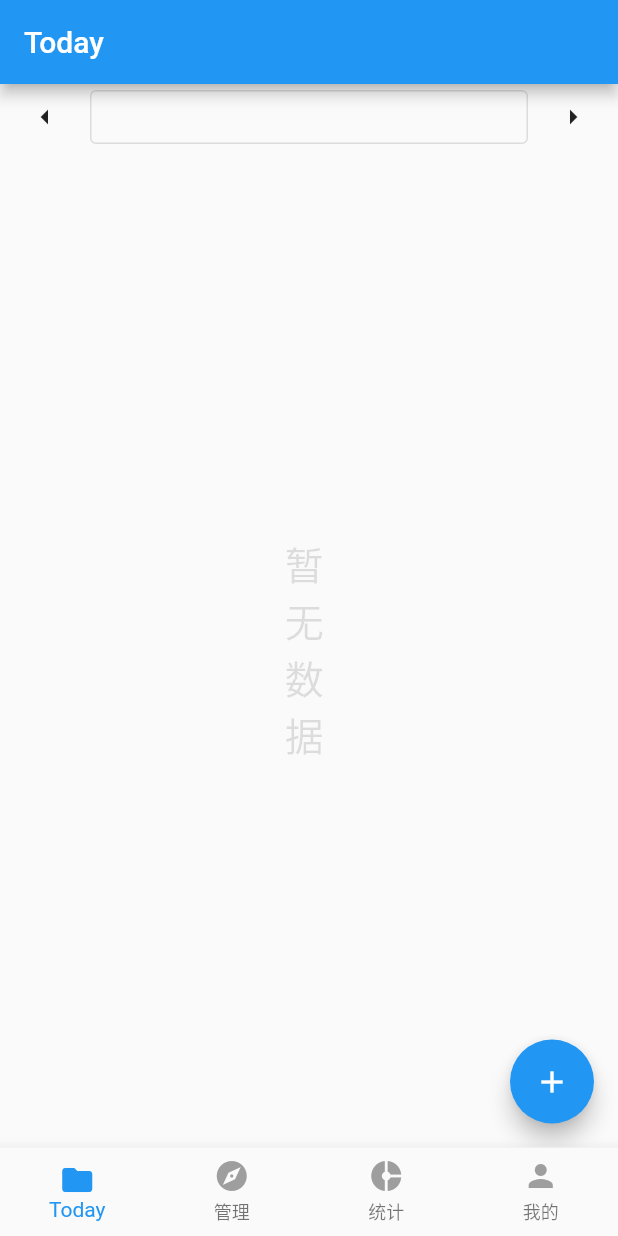
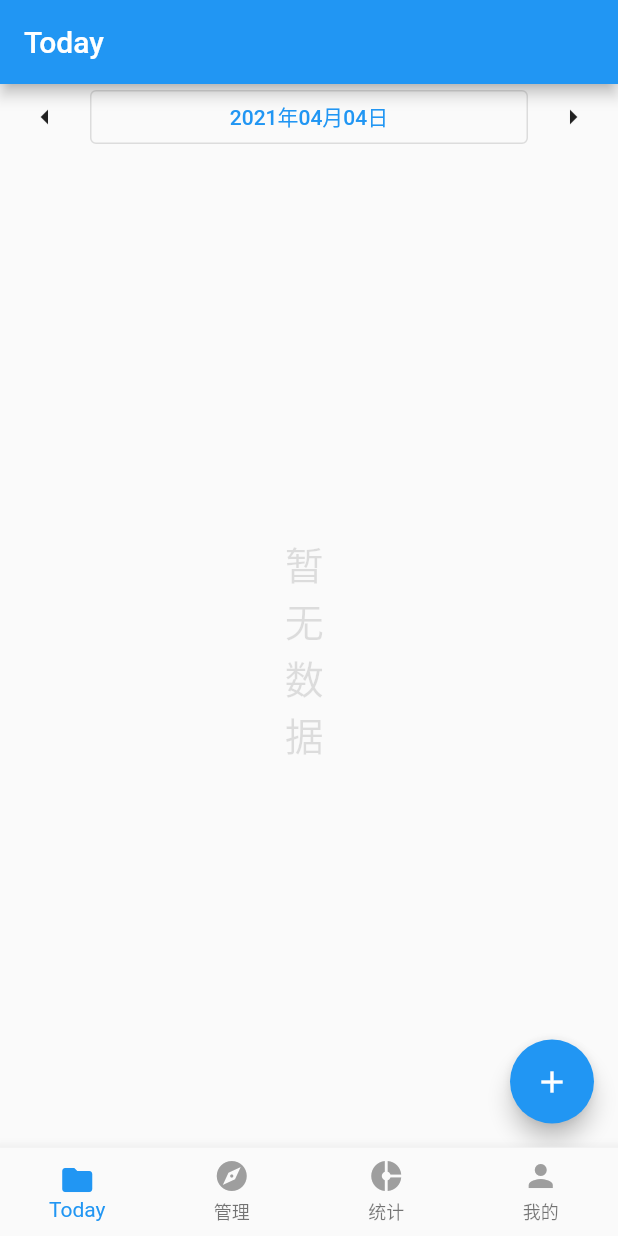
Before and after one commit to HHHHex/CourseManagement, a Flutter app: the screen it shows after launch, after a tap on the "arrow left" icon, on a phone screen of 412 x 824 dp. Run offline on Flutter 3.47's test engine with Material 2 defaults, Android fonts, the phone set to English and light mode, and no system bars; our stand-ins replace date_format, fluttertoast, sqflite; missing offline and left inert: dart:ffi; accounts and stored records are empty.

Commit message:
更新日期格式化库

```diff
--- a/lib/Util/Convert.dart
+++ b/lib/Util/Convert.dart
@@ -1,23 +1,18 @@
 //import 'package:intl/intl.dart';
+import 'package:date_format/date_format.dart';
 
 extension DateConvert on DateTime {
 
   String dayString() {
-    return "";
-    // var formatter = new DateFormat('yyyy年MM月dd日');
-    // return formatter.format(this);
+    return formatDate(this, [yyyy, '年', mm, '月', dd, '日']);
   }
 
   String dayHour() {
-    return "";
-    // var formatter = new DateFormat('yyyy年MM月dd日 a h:mm');
-    // return formatter.format(this);
+    return formatDate(this, [yyyy, '年', mm, '月', dd, am, hh, ':', mm]);
   }
 
   String sortHour() {
-    return "";
-    // var formatter = new DateFormat('a h:mm');
-    // return formatter.format(this);
+    return formatDate(this, [am, hh, ':', mm]);
   }
 }
 
--- a/pubspec.yaml
+++ b/pubspec.yaml
@@ -32,6 +32,7 @@ dependencies:
   path_provider: ^1.6.14
   sqflite: ^1.3.2
   fluttertoast: ^4.0.1
+  date_format: ^1.0.9
 
 dev_dependencies:
   flutter_test:
```
Also changed, not shown: pubspec.lock, 1 other file.
